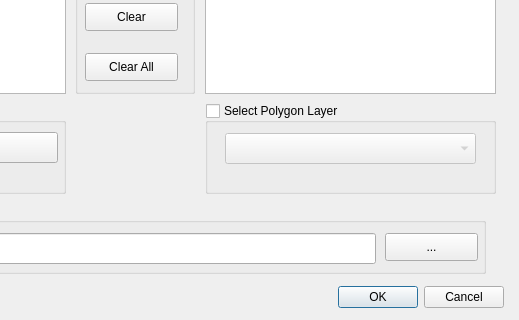
First picture: the form in ui/ui_cin_2promaides_osm_point_import_v2.ui, repository dabachma/promaides_gis_tools, before the edit; both pictures show x 235 to 754 and y 147 to 467 of the 754 by 467 pixel window.
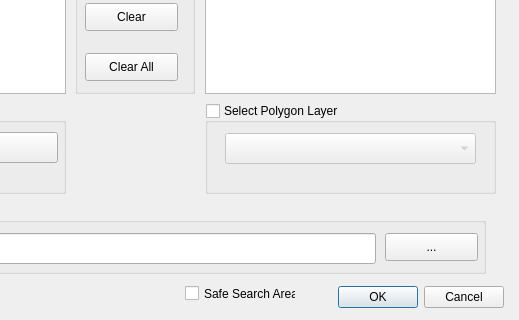
Second picture: the form after the edit. Icons and pictures are not drawn. Custom widgets are drawn as their Qt base class.

Commit message: New check Box "Safe Area"

What changed in the file:
```diff
--- a/ui/ui_cin_2promaides_osm_point_import_v2.ui
+++ b/ui/ui_cin_2promaides_osm_point_import_v2.ui
@@ -369,6 +369,19 @@
     </property>
    </widget>
   </widget>
+  <widget class="QCheckBox" name="checkBox_safeArea">
+   <property name="geometry">
+    <rect>
+     <x>420</x>
+     <y>430</y>
+     <width>111</width>
+     <height>21</height>
+    </rect>
+   </property>
+   <property name="text">
+    <string>Safe Search Area</string>
+   </property>
+  </widget>
  </widget>
  <customwidgets>
   <customwidget>
```
